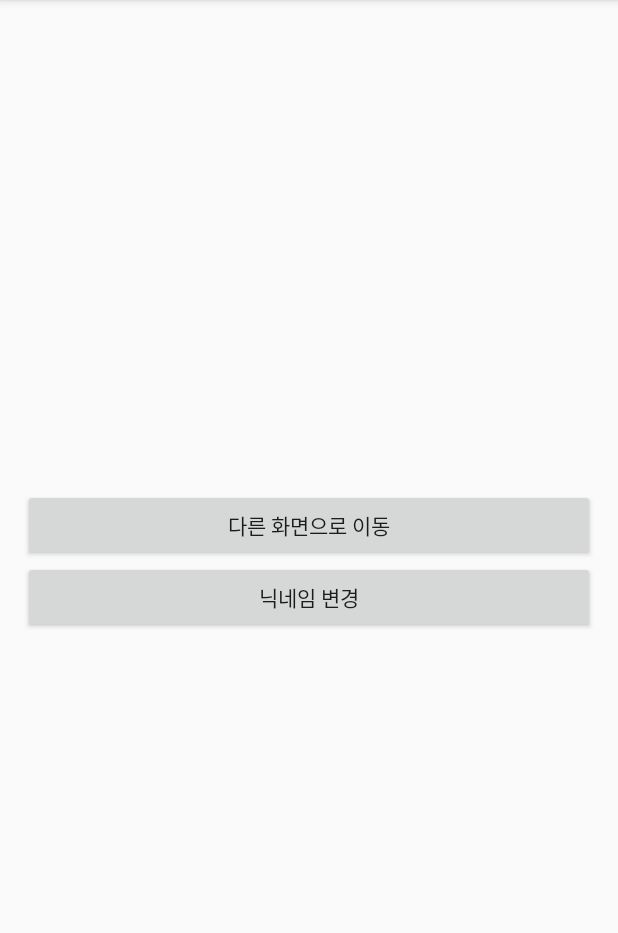
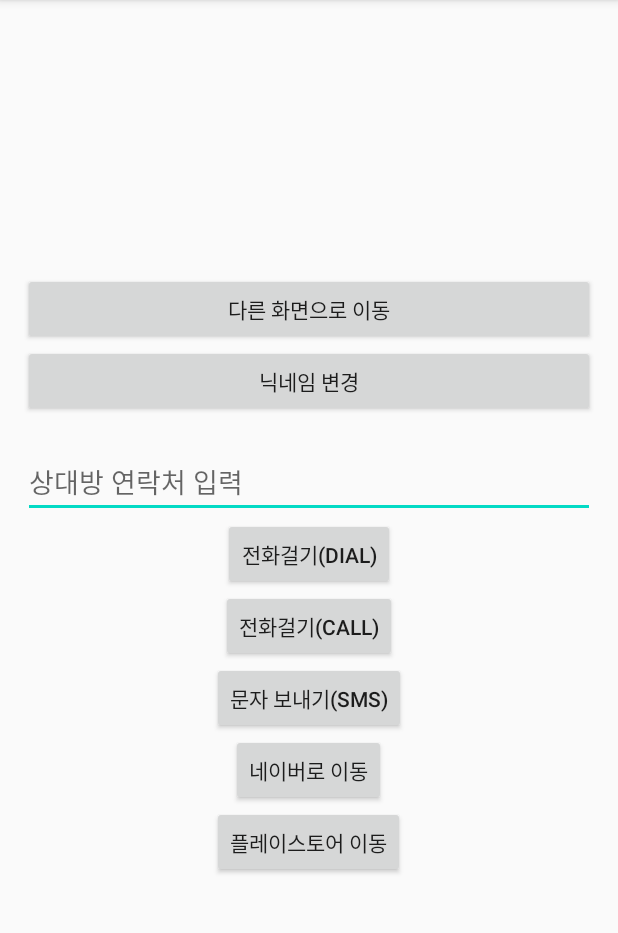
Before and after one commit to christiasK/Layout_20200823, an Android app: the screen it shows after launch (MainActivity), on a phone screen of 412 x 824 dp, the part 84-1017 px from its top. Run offline under Robolectric (Android 15) with nearby library versions, the phone set to English and light mode, and no system bars.

Commit message:
뷰 이동

```diff
--- a/app/src/main/AndroidManifest.xml
+++ b/app/src/main/AndroidManifest.xml
@@ -1,6 +1,8 @@
 <?xml version="1.0" encoding="utf-8"?>
 <manifest xmlns:android="http://schemas.android.com/apk/res/android"
     package="io.tissue.layout_20200823">
+
+    <uses-permission android:name="android.permission.CALL_PHONE" />
 
     <application
         android:allowBackup="true"
--- a/app/src/main/res/layout/activity_main.xml
+++ b/app/src/main/res/layout/activity_main.xml
@@ -29,8 +29,44 @@
         <TextView
             android:id="@+id/nickname"
             android:layout_width="wrap_content"
-            android:layout_height="wrap_content"
-            />
+            android:layout_height="wrap_content" />
+    </LinearLayout>
 
-    </LinearLayout>
+    <EditText
+        android:id="@+id/cellPhoneNumber"
+        android:layout_width="match_parent"
+        android:layout_height="wrap_content"
+        android:inputType="phone"
+        android:hint="상대방 연락처 입력"/>
+
+    <Button
+        android:id="@+id/dial"
+        android:layout_width="wrap_content"
+        android:layout_height="wrap_content"
+        android:text="전화걸기(DIAL)"/>
+
+    <Button
+        android:id="@+id/call"
+        android:layout_width="wrap_content"
+        android:layout_height="wrap_content"
+        android:text="전화걸기(CALL)"/>
+
+    <Button
+        android:id="@+id/sms"
+        android:layout_width="wrap_content"
+        android:layout_height="wrap_content"
+        android:text="문자 보내기(SMS)"/>
+
+    <Button
+        android:id="@+id/internet"
+        android:layout_width="wrap_content"
+        android:layout_height="wrap_content"
+        android:text="네이버로 이동"/>
+
+    <Button
+        android:id="@+id/playstore"
+        android:layout_width="wrap_content"
+        android:layout_height="wrap_content"
+        android:text="플레이스토어 이동"/>
+
 </LinearLayout>
```
Also changed, not shown: app/src/main/java/io/tissue/layout_20200823/MainActivity.kt (+54 -3 lines).
